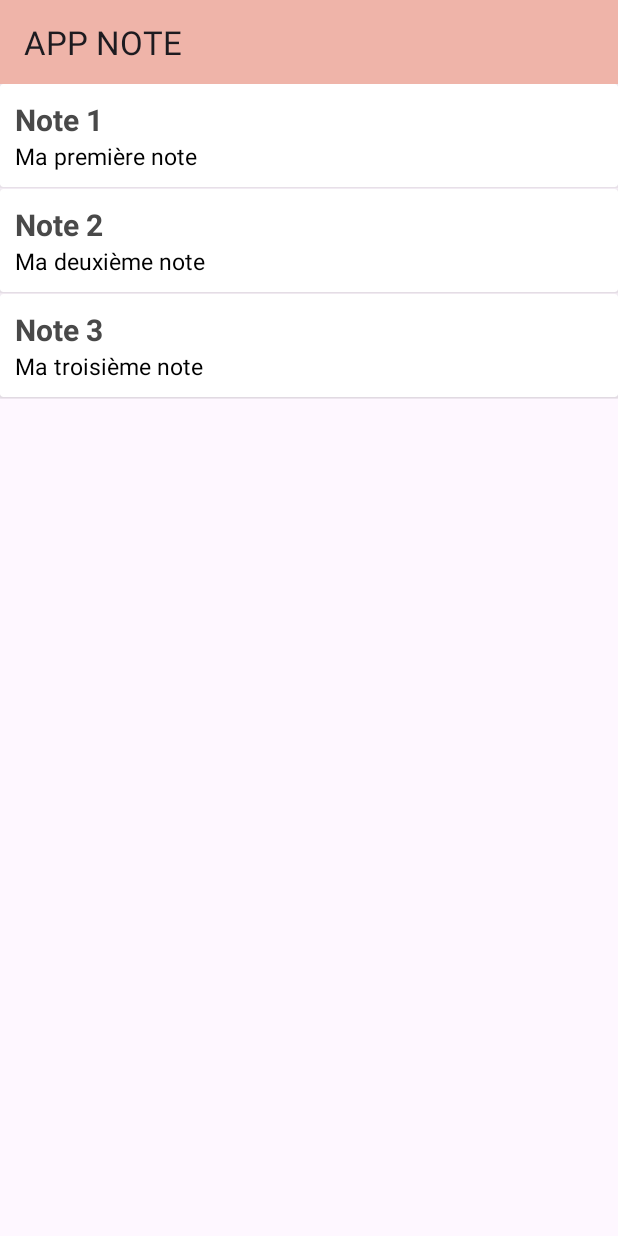
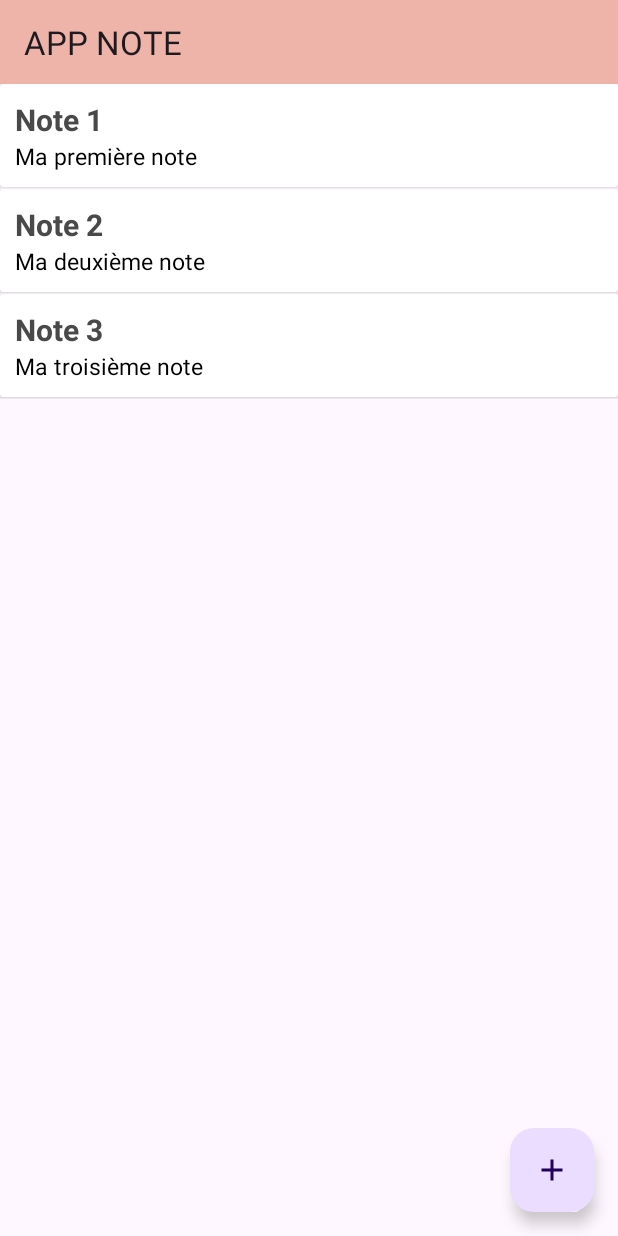
Before and after one commit to charles-caltagirone/New-App-CDA-Mut, an Android app: the screen it shows after launch (NoteListActivity), on a phone screen of 412 x 824 dp. Run offline under Robolectric (Android 15) with nearby library versions, the phone set to English and light mode, and no system bars.

Commit message:
add commit

```diff
--- /dev/null
+++ b/app/src/main/res/drawable/outline_add_24.xml
@@ -0,0 +1,10 @@
+<vector xmlns:android="http://schemas.android.com/apk/res/android"
+    android:width="24dp"
+    android:height="24dp"
+    android:viewportWidth="24"
+    android:viewportHeight="24"
+    android:tint="?attr/colorControlNormal">
+  <path
+      android:fillColor="@android:color/white"
+      android:pathData="M19,13h-6v6h-2v-6H5v-2h6V5h2v6h6v2z"/>
+</vector>
--- a/app/src/main/res/layout/activity_note_list.xml
+++ b/app/src/main/res/layout/activity_note_list.xml
@@ -23,5 +23,13 @@
       tools:listitem="@layout/item_note"
       android:layout_below="@+id/toolbar"
       />
+  <com.google.android.material.floatingactionbutton.FloatingActionButton
+      android:id="@+id/create_note_fab"
+      android:layout_width="wrap_content"
+      android:layout_height="wrap_content"
+      android:layout_alignParentBottom="true"
+      android:layout_alignParentEnd="true"
+      android:layout_margin="16dp"
+      android:src="@drawable/outline_add_24" />
 
 </RelativeLayout>
```
Also changed, not shown: app/src/main/java/com/example/newappcdamut/NoteListActivity.kt (+17 -2 lines).
